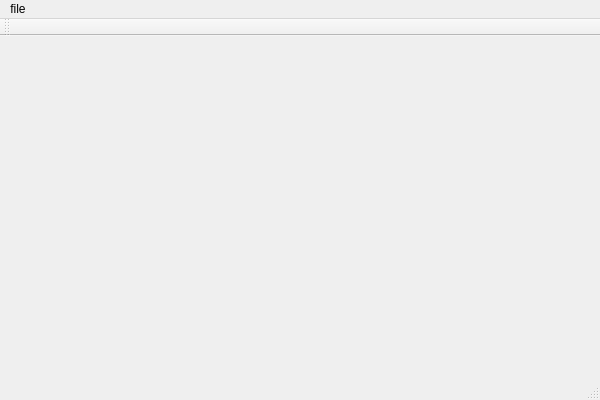
First picture: the form in ImageProcess/imageprocess.ui, repository spwlyzx/ImageProcess, before the edit.
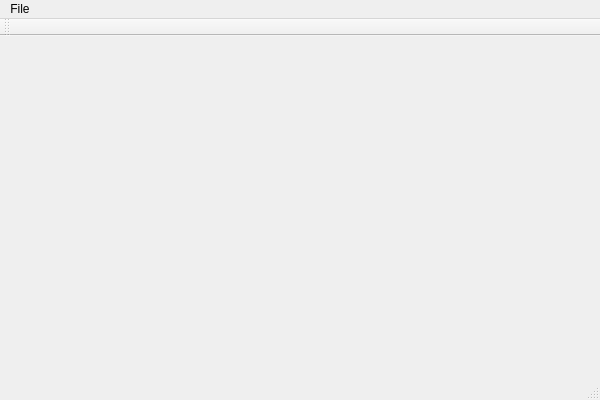
Second picture: the form after the edit.

Patch:
```diff
--- a/ImageProcess/imageprocess.ui
+++ b/ImageProcess/imageprocess.ui
@@ -17,8 +17,8 @@
    <widget class="QLabel" name="imageLabel">
     <property name="geometry">
      <rect>
-      <x>5</x>
-      <y>5</y>
+      <x>0</x>
+      <y>0</y>
       <width>121</width>
       <height>111</height>
      </rect>
@@ -39,7 +39,7 @@
    </property>
    <widget class="QMenu" name="menuFile">
     <property name="title">
-     <string>file</string>
+     <string>File</string>
     </property>
     <addaction name="actionOpen"/>
    </widget>
```
Left out of the diff: 39 changed lines with no effect on the pictures.
